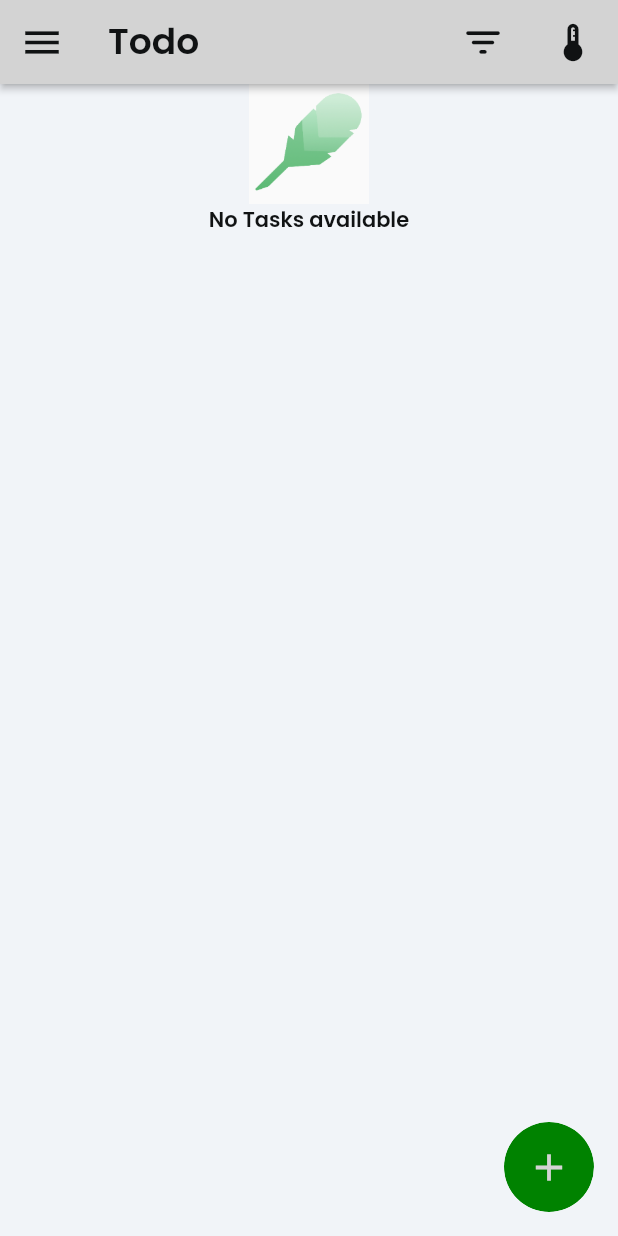
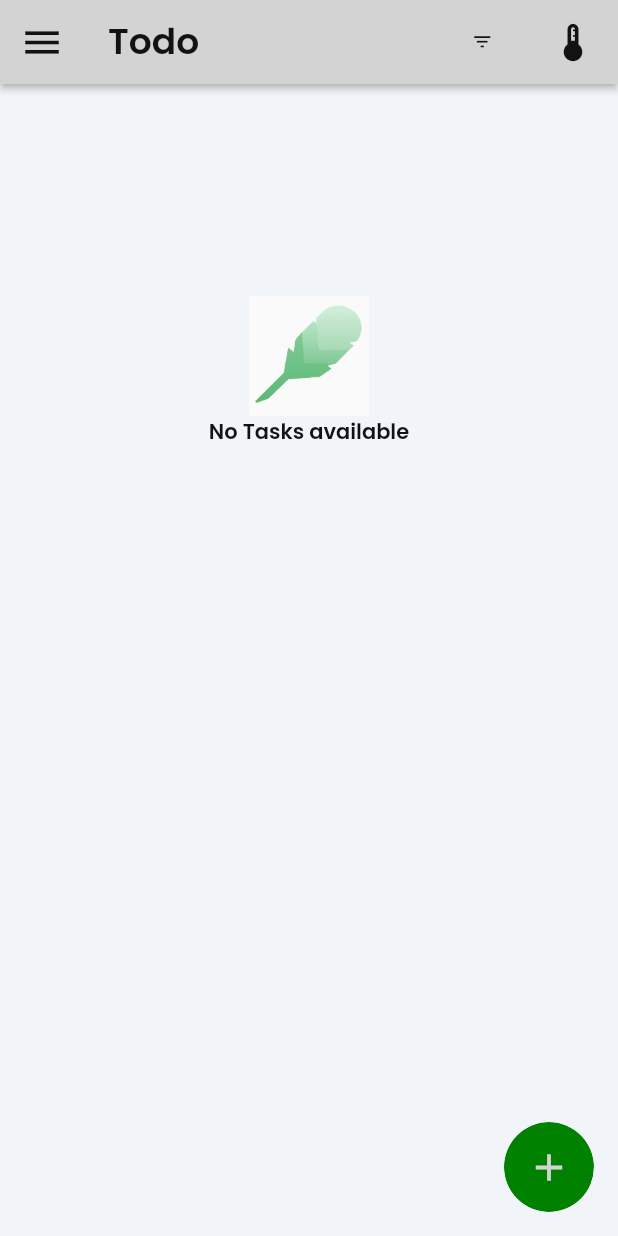
Before and after one commit to Anmoriso/TODOApp, a Flutter app: the screen it shows after launch, on a phone screen of 412 x 824 dp. Run offline on Flutter 3.47's test engine with Material 2 defaults, Android fonts, the phone set to English and light mode, and no system bars; our stand-ins replace auto_size_text, built_collection, built_value, cloud_firestore, firebase_core, font_awesome_flutter and 6 more; missing offline and left inert: json_path; accounts and stored records are empty.

Commit message:
Updating to latest FlutterFlow output.

```diff
--- /dev/null
+++ b/lib/app_state.dart
@@ -0,0 +1,32 @@
+import 'package:shared_preferences/shared_preferences.dart';
+import 'flutter_flow/lat_lng.dart';
+
+class FFAppState {
+  static final FFAppState _instance = FFAppState._internal();
+
+  factory FFAppState() {
+    return _instance;
+  }
+
+  FFAppState._internal() {
+    initializePersistedState();
+  }
+
+  Future initializePersistedState() async {
+    prefs = await SharedPreferences.getInstance();
+  }
+
+  late SharedPreferences prefs;
+
+  List<bool> checkedFilter = [true, false];
+}
+
+LatLng? _latLngFromString(String? val) {
+  if (val == null) {
+    return null;
+  }
+  final split = val.split(',');
+  final lat = double.parse(split.first);
+  final lng = double.parse(split.last);
+  return LatLng(lat, lng);
+}
--- /dev/null
+++ b/lib/flutter_flow/flutter_flow_drop_down.dart
@@ -0,0 +1,116 @@
+import 'package:flutter/material.dart';
+import 'package:flutter/scheduler.dart';
+
+class FlutterFlowDropDown<T> extends StatefulWidget {
+  const FlutterFlowDropDown({
+    this.initialOption,
+    this.hintText,
+    required this.options,
+    this.optionLabels,
+    required this.onChanged,
+    this.icon,
+    this.width,
+    this.height,
+    this.fillColor,
+    required this.textStyle,
+    required this.elevation,
+    required this.borderWidth,
+    required this.borderRadius,
+    required this.borderColor,
+    required this.margin,
+    this.hidesUnderline = false,
+    this.disabled = false,
+  });
+
+  final T? initialOption;
+  final String? hintText;
+  final List<T> options;
+  final List<String>? optionLabels;
+  final Function(T?) onChanged;
+  final Widget? icon;
+  final double? width;
+  final double? height;
+  final Color? fillColor;
+  final TextStyle textStyle;
+  final double elevation;
+  final double borderWidth;
+  final double borderRadius;
+  final Color borderColor;
+  final EdgeInsetsGeometry margin;
+  final bool hidesUnderline;
+  final bool disabled;
+
+  @override
+  State<FlutterFlowDropDown<T>> createState() => _FlutterFlowDropDownState<T>();
+}
+
+class _FlutterFlowDropDownState<T> extends State<FlutterFlowDropDown<T>> {
+  T? dropDownValue;
+
+  @override
+  void initState() {
+    super.initState();
+    dropDownValue = widget.initialOption;
+  }
+
+  @override
+  Widget build(BuildContext context) {
+    final dropdownWidget = DropdownButton<T>(
+      value: widget.options.contains(dropDownValue) ? dropDownValue : null,
+      hint: widget.hintText != null
+          ? Text(widget.hintText!, style: widget.textStyle)
+          : null,
+      items: widget.options
+          .asMap()
+          .entries
+          .map(
+            (option) => DropdownMenuItem<T>(
+              value: option.value,
+              child: Text(
+                widget.optionLabels == null ||
+                        widget.optionLabels!.length < option.key + 1
+                    ? option.value.toString()
+                    : widget.optionLabels![option.key],
+                style: widget.textStyle,
+              ),
+            ),
+          )
+          .toList(),
+      elevation: widget.elevation.toInt(),
+      onChanged: !widget.disabled
+          ? (value) {
+              dropDownValue = value;
+              widget.onChanged(value);
+            }
+          : null,
+      icon: widget.icon,
+      isExpanded: true,
+      dropdownColor: widget.fillColor,
+      focusColor: Colors.transparent,
+    );
+    final childWidget = DecoratedBox(
+      decoration: BoxDecoration(
+        borderRadius: BorderRadius.circular(widget.borderRadius),
+        border: Border.all(
+          color: widget.borderColor,
+          width: widget.borderWidth,
+        ),
+        color: widget.fillColor,
+      ),
+      child: Padding(
+        padding: widget.margin,
+        child: widget.hidesUnderline
+            ? DropdownButtonHideUnderline(child: dropdownWidget)
+            : dropdownWidget,
+      ),
+    );
+    if (widget.height != null || widget.width != null) {
+      return Container(
+        width: widget.width,
+        height: widget.height,
+        child: childWidget,
+      );
+    }
+    return childWidget;
+  }
+}
--- a/lib/flutter_flow/flutter_flow_util.dart
+++ b/lib/flutter_flow/flutter_flow_util.dart
@@ -15,6 +15,7 @@ import 'lat_lng.dart';
 
 export 'lat_lng.dart';
 export 'place.dart';
+export '../app_state.dart';
 export 'dart:math' show min, max;
 export 'dart:convert' show jsonEncode, jsonDecode;
 export 'package:intl/intl.dart';
--- a/lib/home_page/home_page_widget.dart
+++ b/lib/home_page/home_page_widget.dart
@@ -1,4 +1,5 @@
 import '../backend/backend.dart';
+import '../flutter_flow/flutter_flow_drop_down.dart';
 import '../flutter_flow/flutter_flow_icon_button.dart';
 import '../flutter_flow/flutter_flow_theme.dart';
 import '../flutter_flow/flutter_flow_util.dart';
@@ -20,6 +21,7 @@ class _HomePageWidgetState extends State<HomePageWidget> {
       checkboxValueMap.entries.where((e) => e.value).map((e) => e.key).toList();
 
   final scaffoldKey = GlobalKey<ScaffoldState>();
+  String? dropDownValue;
 
   @override
   Widget build(BuildContext context) {
@@ -123,19 +125,44 @@ class _HomePageWidgetState extends State<HomePageWidget> {
               style: FlutterFlowTheme.of(context).title1,
             ),
             actions: [
-              FlutterFlowIconButton(
-                borderColor: Colors.transparent,
-                borderRadius: 30,
-                borderWidth: 1,
-                buttonSize: 60,
+              Align(
+                alignment: AlignmentDirectional(0, 0),
+                child: FlutterFlowDropDown<String>(
+                  options: ['All', 'Active', 'Completed'],
+                  onChanged: (val) async {
+                    setState(() => dropDownValue = val);
+                    if (dropDownValue == 'All') {
+                      setState(() => FFAppState().checkedFilter.add(false));
+                      setState(() => FFAppState().checkedFilter.add(true));
+                    } else {
+                      if (dropDownValue == 'Completed') {
+                        setState(() => FFAppState().checkedFilter = []);
+                        setState(() => FFAppState().checkedFilter.add(true));
+                      } else {
+                        setState(() => FFAppState().checkedFilter = []);
+                        setState(() => FFAppState().checkedFilter.add(false));
+                      }
+                    }
+                  },
+                  width: 70,
+                  height: 60,
+                  textStyle: FlutterFlowTheme.of(context).bodyText1.override(
+                        fontFamily: 'Poppins',
+                        color: Colors.black,
+                      ),
                   icon: Icon(
                     Icons.filter_list_rounded,
                     color: FlutterFlowTheme.of(context).primaryText,
-                  size: 30,
+                    size: 15,
                   ),
-                onPressed: () {
-                  print('IconButton pressed ...');
-                },
+                  fillColor: Color(0xFFD3D3D3),
+                  elevation: 2,
+                  borderColor: Colors.transparent,
+                  borderWidth: 0,
+                  borderRadius: 0,
+                  margin: EdgeInsetsDirectional.fromSTEB(12, 4, 23, 4),
+                  hidesUnderline: true,
+                ),
               ),
               FlutterFlowIconButton(
                 borderColor: Colors.transparent,
@@ -160,7 +187,7 @@ class _HomePageWidgetState extends State<HomePageWidget> {
               onTap: () => FocusScope.of(context).unfocus(),
               child: Column(
                 mainAxisSize: MainAxisSize.max,
-                mainAxisAlignment: MainAxisAlignment.start,
+                mainAxisAlignment: MainAxisAlignment.center,
                 children: [
                   if (homePageTasksRecordList.length != 0)
                     Row(
@@ -177,32 +204,16 @@ class _HomePageWidgetState extends State<HomePageWidget> {
                       ],
                     ),
                   if (homePageTasksRecordList.length != 0)
-                    StreamBuilder<List<TasksRecord>>(
-                      stream: queryTasksRecord(),
-                      builder: (context, snapshot) {
-                        // Customize what your widget looks like when it's loading.
-                        if (!snapshot.hasData) {
-                          return Center(
-                            child: SizedBox(
-                              width: 50,
-                              height: 50,
-                              child: CircularProgressIndicator(
-                                color:
-                                    FlutterFlowTheme.of(context).primaryColor,
-                              ),
-                            ),
-                          );
-                        }
-                        List<TasksRecord> listViewTasksRecordList =
-                            snapshot.data!;
+                    Builder(
+                      builder: (context) {
+                        final taskList = homePageTasksRecordList.toList();
                         return ListView.builder(
                           padding: EdgeInsets.zero,
                           shrinkWrap: true,
                           scrollDirection: Axis.vertical,
-                          itemCount: listViewTasksRecordList.length,
-                          itemBuilder: (context, listViewIndex) {
-                            final listViewTasksRecord =
-                                listViewTasksRecordList[listViewIndex];
+                          itemCount: taskList.length,
+                          itemBuilder: (context, taskListIndex) {
+                            final taskListItem = taskList[taskListIndex];
                             return Padding(
                               padding:
                                   EdgeInsetsDirectional.fromSTEB(32, 8, 32, 32),
@@ -220,25 +231,25 @@ class _HomePageWidgetState extends State<HomePageWidget> {
                                       unselectedWidgetColor: Color(0xFFF5F5F5),
                                     ),
                                     child: Checkbox(
-                                      value: checkboxValueMap[
-                                              listViewTasksRecord] ??=
-                                          listViewTasksRecord.checked!,
+                                      value: checkboxValueMap[taskListItem] ??=
+                                          taskListItem.checked!,
                                       onChanged: (newValue) async {
-                                        setState(() => checkboxValueMap[
-                                            listViewTasksRecord] = newValue!);
+                                        setState(() =>
+                                            checkboxValueMap[taskListItem] =
+                                                newValue!);
                                         if (newValue!) {
                                           final tasksUpdateData =
                                               createTasksRecordData(
                                             checked: true,
                                           );
-                                          await listViewTasksRecord.reference
+                                          await taskListItem.reference
                                               .update(tasksUpdateData);
                                         } else {
                                           final tasksUpdateData =
                                               createTasksRecordData(
                                             checked: false,
                                           );
-                                          await listViewTasksRecord.reference
+                                          await taskListItem.reference
                                               .update(tasksUpdateData);
                                         }
                                       },
@@ -252,14 +263,14 @@ class _HomePageWidgetState extends State<HomePageWidget> {
                                           'TaskDetails',
                                           queryParams: {
                                             'taskRef': serializeParam(
-                                              listViewTasksRecord.reference,
+                                              taskListItem.reference,
                                               ParamType.DocumentReference,
                                             ),
                                           }.withoutNulls,
                                         );
                                       },
                                       child: Text(
-                                        listViewTasksRecord.title!,
+                                        taskListItem.title!,
                                         style: FlutterFlowTheme.of(context)
                                             .bodyText1,
                                       ),
@@ -272,14 +283,12 @@ class _HomePageWidgetState extends State<HomePageWidget> {
                         );
                       },
                     ),
-                  Row(
-                    mainAxisSize: MainAxisSize.max,
-                    children: [
                   if (homePageTasksRecordList.length == 0)
                     Expanded(
                       child: Column(
-                            mainAxisSize: MainAxisSize.min,
+                        mainAxisSize: MainAxisSize.max,
                         mainAxisAlignment: MainAxisAlignment.center,
+                        crossAxisAlignment: CrossAxisAlignment.center,
                         children: [
                           Image.asset(
                             'assets/images/Screenshot_2022-12-05_at_17.25.43.png',
@@ -293,8 +302,6 @@ class _HomePageWidgetState extends State<HomePageWidget> {
                           ),
                         ],
                       ),
-                        ),
-                    ],
                     ),
                   Expanded(
                     child: Row(
--- a/lib/main.dart
+++ b/lib/main.dart
@@ -13,6 +13,8 @@ void main() async {
   WidgetsFlutterBinding.ensureInitialized();
   await Firebase.initializeApp();
   await FlutterFlowTheme.initialize();
+
+  FFAppState(); // Initialize FFAppState
 
   runApp(MyApp());
 }
```
Also changed, not shown: lib/edit_task/edit_task_widget.dart (+8 -8 lines). Lines whose indentation alone changed are shown as unchanged.
